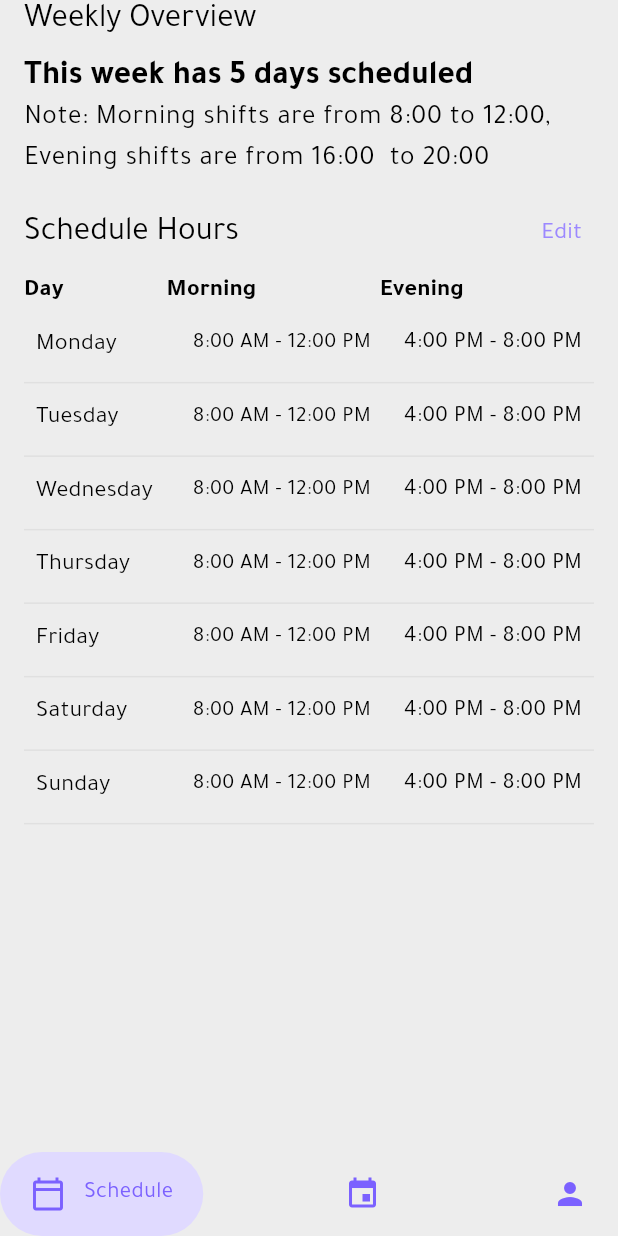
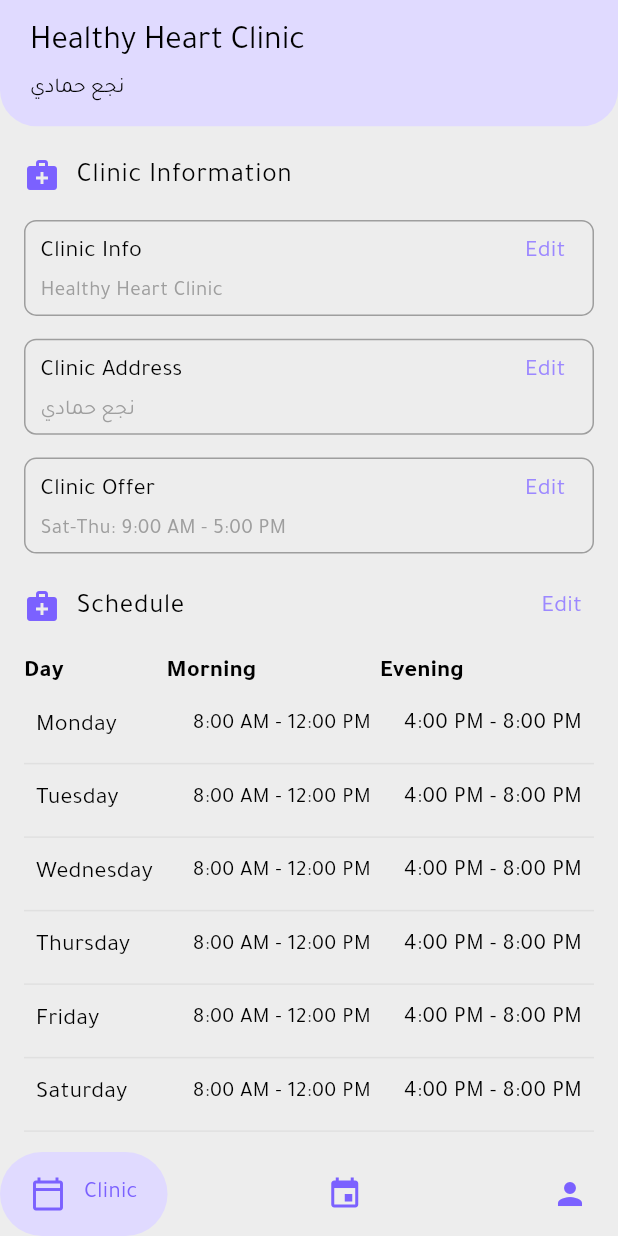
Before and after one commit to abdelrahman3003/tabibak-for-clinic, a Flutter app: the LayoutScreen screen opened by its route, on a phone screen of 412 x 824 dp. Run offline on Flutter 3.47's test engine with Material 3 defaults, Android fonts, the phone set to English and light mode, and no system bars; drawn by our look-alikes of google_nav_bar; our stand-ins replace bloc, dartz, dio, equatable, flutter_bloc, flutter_dotenv and 13 more; accounts and stored records are empty.

Commit message:
change arc in bottom tab with clinic and. schedule

```diff
--- a/lib/feature/appointment/appointment_screen.dart
+++ b/lib/feature/appointment/appointment_screen.dart
@@ -5,7 +5,7 @@ import 'package:tabibak_for_clinic/core/extention/spacing.dart';
 import 'package:tabibak_for_clinic/core/routing/routes.dart';
 import 'package:tabibak_for_clinic/feature/appointment/widget/appointment_screen/appointment_card.dart';
 import 'package:tabibak_for_clinic/feature/appointment/widget/appointment_screen/today_banner.dart';
-import 'package:tabibak_for_clinic/feature/schedule/widget/schedule_screen/schedule_hours_list/title_text_row.dart';
+import 'package:tabibak_for_clinic/feature/schedule/widget/schedule_screen/title_text_row.dart';
 
 class AppointmentScreen extends StatelessWidget {
   const AppointmentScreen({super.key});
--- a/lib/feature/schedule/schedule_screen.dart
+++ b/lib/feature/schedule/schedule_screen.dart
@@ -1,11 +1,12 @@
 import 'package:flutter/material.dart';
-import 'package:tabibak_for_clinic/core/constant/app_string.dart';
-import 'package:tabibak_for_clinic/core/extention/navigation.dart';
+import 'package:tabibak_for_clinic/core/constant/app_values.dart';
 import 'package:tabibak_for_clinic/core/extention/spacing.dart';
-import 'package:tabibak_for_clinic/core/routing/routes.dart';
+import 'package:tabibak_for_clinic/feature/doctor/widget/doctor_profile_screen/profile_title.dart';
+import 'package:tabibak_for_clinic/feature/doctor/widget/doctor_profile_screen/text_button_widget.dart';
+import 'package:tabibak_for_clinic/feature/schedule/widget/schedule_screen/clinic_header.dart';
+import 'package:tabibak_for_clinic/feature/schedule/widget/schedule_screen/clinic_info_section.dart';
+import 'package:tabibak_for_clinic/feature/schedule/widget/schedule_screen/schedule_hours_header.dart';
 import 'package:tabibak_for_clinic/feature/schedule/widget/schedule_screen/schedule_hours_list/schedule_hours_list.dart';
-import 'package:tabibak_for_clinic/feature/schedule/widget/schedule_screen/schedule_hours_list/title_text_row.dart';
-import 'package:tabibak_for_clinic/feature/schedule/widget/schedule_screen/title_text.dart';
 
 class ScheduleScreen extends StatelessWidget {
   const ScheduleScreen({super.key});
@@ -13,78 +14,44 @@ class ScheduleScreen extends StatelessWidget {
   @override
   Widget build(BuildContext context) {
     return Scaffold(
-      body: Padding(
-        padding: const EdgeInsets.symmetric(horizontal: 16),
+      body: Column(
+        children: [
+          const ClinicHeader(),
+          5.hBox,
+          Expanded(
+            child: Padding(
+              padding:
+                  const EdgeInsets.symmetric(horizontal: AppPadding.horizontal),
+              child: SingleChildScrollView(
                 child: Column(
                   crossAxisAlignment: CrossAxisAlignment.start,
                   children: [
-            const TitleText(title: AppString.weeklyOverview),
-            10.hBox,
-            _buildSectionHeader(context),
+                    15.hBox,
+                    const ProfileTitle(
+                        title: "Clinic Information",
+                        icon: Icons.medical_services),
+                    15.hBox,
+                    const ClinicInfoSection(),
                     20.hBox,
-            TitleTextRow(
-              title: "Schedule Hours",
-              subtitle: "Edit",
-              onTap: () {
-                context.pushNamed(Routes.scheduleEditScreen);
-              },
+                    const Row(
+                      children: [
+                        Expanded(
+                          child: ProfileTitle(
+                              title: "Schedule", icon: Icons.medical_services),
                         ),
-            10.hBox,
-            _buildScheduleHeader(context),
-            const Expanded(child: ScheduleHoursList()),
+                        TextButtonWidget(text: "Edit")
+                      ],
+                    ),
+                    15.hBox,
+                    const ScheduleHoursHeader(),
+                    const ScheduleHoursList()
                   ],
                 ),
               ),
-    );
-  }
-
-  Widget _buildScheduleHeader(BuildContext context) {
-    return Row(
-      children: [
-        Expanded(
-          flex: 2,
-          child: Text(AppString.day,
-              style: Theme.of(context)
-                  .textTheme
-                  .titleMedium
-                  ?.copyWith(fontWeight: FontWeight.w600)),
             ),
-        Expanded(
-          flex: 3,
-          child: Text(AppString.morning,
-              style: Theme.of(context)
-                  .textTheme
-                  .titleMedium
-                  ?.copyWith(fontWeight: FontWeight.w600)),
-        ),
-        Expanded(
-          flex: 3,
-          child: Text(AppString.evening,
-              style: Theme.of(context)
-                  .textTheme
-                  .titleMedium
-                  ?.copyWith(fontWeight: FontWeight.w600)),
           ),
         ],
-    );
-  }
-
-  Widget _buildSectionHeader(BuildContext context) {
-    return Column(
-      crossAxisAlignment: CrossAxisAlignment.start,
-      children: [
-        Text(
-          AppString.weeklyDays(5),
-          style: Theme.of(context)
-              .textTheme
-              .titleLarge
-              ?.copyWith(fontWeight: FontWeight.w600),
       ),
-        Text(
-          AppString.weeklyShiftHours("8:00", "12:00", "16:00 ", "20:00"),
-          style: Theme.of(context).textTheme.bodyLarge,
-        ),
-      ],
     );
   }
 }
--- /dev/null
+++ b/lib/feature/schedule/widget/schedule_screen/clinic_header.dart
@@ -0,0 +1,32 @@
+import 'package:flutter/material.dart';
+import 'package:tabibak_for_clinic/core/extention/spacing.dart';
+import 'package:tabibak_for_clinic/core/theme/app_colors.dart';
+
+class ClinicHeader extends StatelessWidget {
+  const ClinicHeader({super.key});
+
+  @override
+  Widget build(BuildContext context) {
+    const clinicName = "Healthy Heart Clinic";
+    const clinicAddress = "نجع حمادي";
+    return Container(
+      width: double.infinity,
+      padding: const EdgeInsets.symmetric(horizontal: 20, vertical: 15),
+      decoration: const BoxDecoration(
+        color: AppColors.second,
+        borderRadius: BorderRadius.only(
+          bottomLeft: Radius.circular(24),
+          bottomRight: Radius.circular(24),
+        ),
+      ),
+      child: Column(
+        crossAxisAlignment: CrossAxisAlignment.start,
+        children: [
+          Text(clinicName, style: Theme.of(context).textTheme.titleLarge),
+          6.hBox,
+          Text(clinicAddress, style: Theme.of(context).textTheme.bodyMedium),
+        ],
+      ),
+    );
+  }
+}
--- /dev/null
+++ b/lib/feature/schedule/widget/schedule_screen/clinic_info_section.dart
@@ -0,0 +1,42 @@
+import 'package:flutter/material.dart';
+import 'package:tabibak_for_clinic/core/extention/navigation.dart';
+import 'package:tabibak_for_clinic/core/extention/spacing.dart';
+import 'package:tabibak_for_clinic/core/routing/routes.dart';
+import 'package:tabibak_for_clinic/core/widgets/dialogs.dart';
+import 'package:tabibak_for_clinic/feature/doctor/widget/doctor_profile_screen/edit_item.dart';
+
+class ClinicInfoSection extends StatelessWidget {
+  const ClinicInfoSection({super.key});
+
+  @override
+  Widget build(BuildContext context) {
+    return Column(
+      children: [
+        EditItem(
+          title: "Clinic Info",
+          subtitle: "Healthy Heart Clinic",
+          onTap: () {
+            context.pushNamed(Routes.clinicInfoScreen);
+          },
+        ),
+        15.hBox,
+        EditItem(
+          title: "Clinic Address",
+          subtitle: "نجع حمادي",
+          onTap: () {
+            context.pushNamed(Routes.clinicAddressScreen);
+          },
+        ),
+        15.hBox,
+        EditItem(
+          title: "Clinic Offer",
+          subtitle: "Sat-Thu: 9:00 AM - 5:00 PM",
+          onTap: () {
+            Dialogs.bottomSheet(context, title: "No Offers Current");
+            // context.pushNamed(Routes.clinicOfferScreen);
+          },
+        )
+      ],
+    );
+  }
+}
--- /dev/null
+++ b/lib/feature/schedule/widget/schedule_screen/schedule_hours_header.dart
@@ -0,0 +1,38 @@
+import 'package:flutter/material.dart';
+import 'package:tabibak_for_clinic/core/constant/app_string.dart';
+
+class ScheduleHoursHeader extends StatelessWidget {
+  const ScheduleHoursHeader({super.key});
+
+  @override
+  Widget build(BuildContext context) {
+    return Row(
+      children: [
+        Expanded(
+          flex: 2,
+          child: Text(AppString.day,
+              style: Theme.of(context)
+                  .textTheme
+                  .titleMedium
+                  ?.copyWith(fontWeight: FontWeight.w600)),
+        ),
+        Expanded(
+          flex: 3,
+          child: Text(AppString.morning,
+              style: Theme.of(context)
+                  .textTheme
+                  .titleMedium
+                  ?.copyWith(fontWeight: FontWeight.w600)),
+        ),
+        Expanded(
+          flex: 3,
+          child: Text(AppString.evening,
+              style: Theme.of(context)
+                  .textTheme
+                  .titleMedium
+                  ?.copyWith(fontWeight: FontWeight.w600)),
+        ),
+      ],
+    );
+  }
+}
--- a/lib/feature/schedule/widget/schedule_screen/schedule_hours_list/schedule_hours_list.dart
+++ b/lib/feature/schedule/widget/schedule_screen/schedule_hours_list/schedule_hours_list.dart
@@ -102,6 +102,8 @@ class ScheduleHoursList extends StatelessWidget {
 
     return ListView.builder(
       itemCount: scheduleHoursItemList.length,
+      shrinkWrap: true,
+      physics: const NeverScrollableScrollPhysics(),
       itemBuilder: (context, index) {
         final day = scheduleHoursItemList[index];
         return ScheduleHoursItem(day: day);
--- a/lib/layout_screen.dart
+++ b/lib/layout_screen.dart
@@ -33,7 +33,7 @@ class _LayoutScreenState extends State<LayoutScreen> {
     _tabs = [
       GButton(
         icon: Icons.calendar_today_outlined,
-        text: "Schedule",
+        text: "Clinic",
         textStyle: _tabTextStyle(),
       ),
       GButton(
```
Also changed, not shown: lib/feature/doctor/screens/doctor_profile_screen.dart (+0 -31 lines), lib/feature/schedule/widget/schedule_screen/title_text_row.dart (renamed from lib/feature/schedule/widget/schedule_screen/schedule_hours_list/title_text_row.dart). Lines whose indentation alone changed are shown as unchanged.
